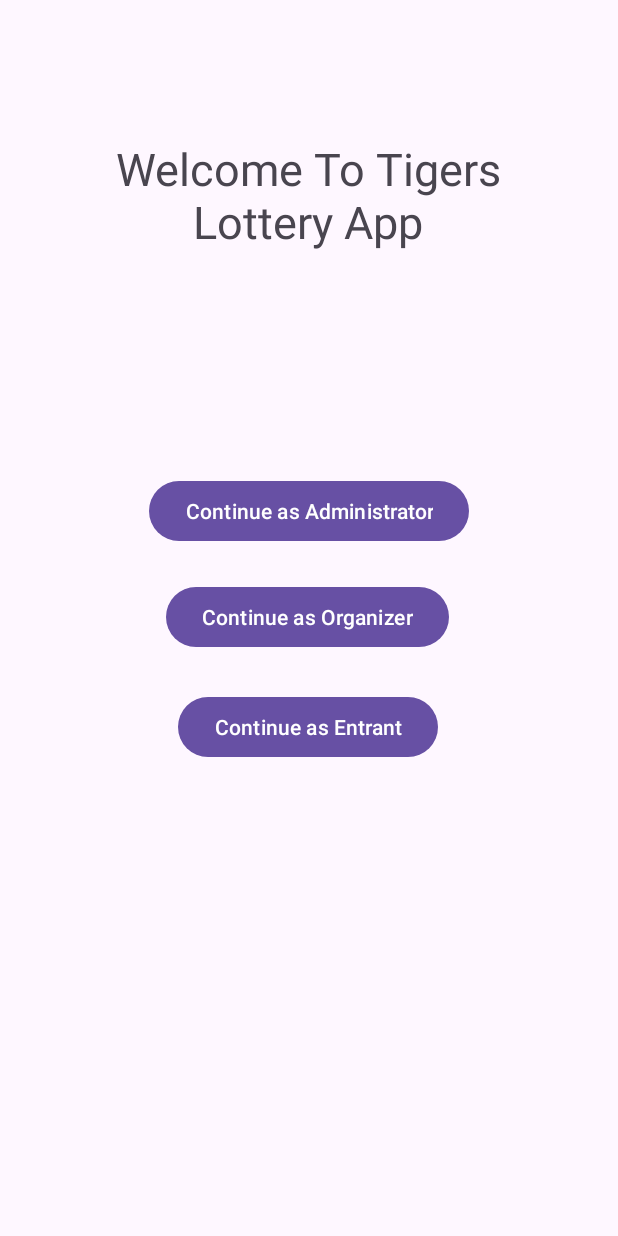
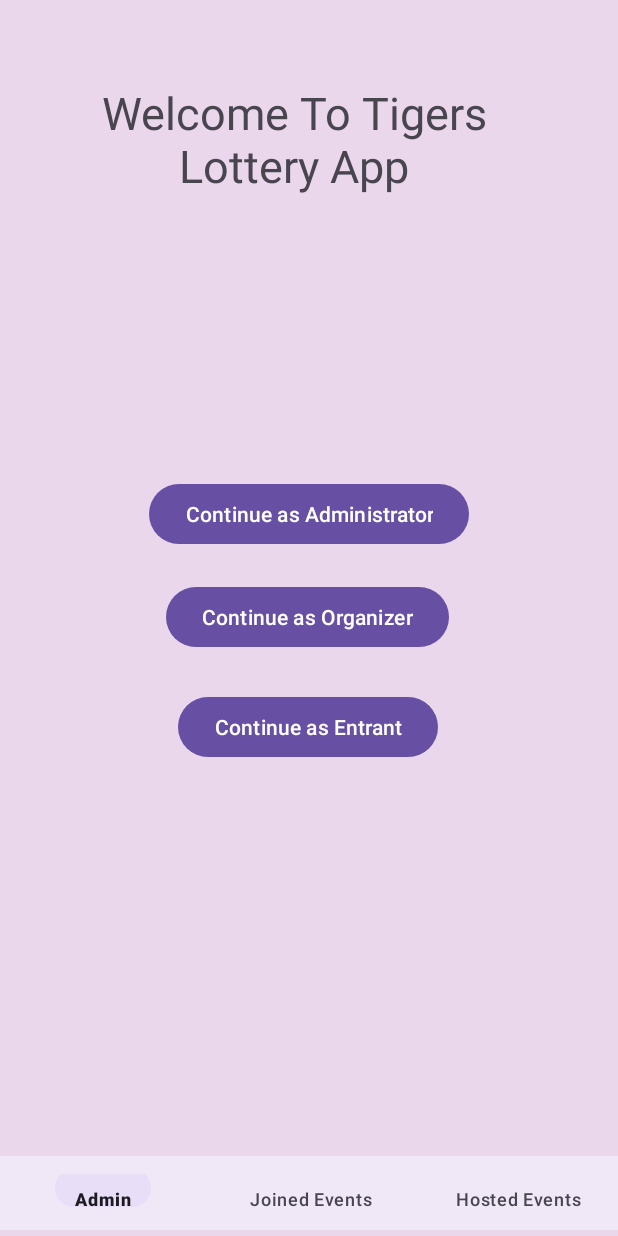
Before and after one commit to CMPUT301F24tigers/tigers-lottery, an Android app: the layout main_activity.xml on its own in the app's theme, with its tools: preview values and no code run, on a phone screen of 412 x 824 dp. Run offline under Robolectric (Android 15) with nearby library versions, the phone set to English and light mode, and no system bars.

Commit message:
added bottom nav

```diff
--- /dev/null
+++ b/tigers-lottery/app/src/main/res/layout/entrant_dashboard_fragment.xml
@@ -0,0 +1,6 @@
+<?xml version="1.0" encoding="utf-8"?>
+<androidx.constraintlayout.widget.ConstraintLayout xmlns:android="http://schemas.android.com/apk/res/android"
+    android:layout_width="match_parent"
+    android:layout_height="match_parent">
+
+</androidx.constraintlayout.widget.ConstraintLayout>
--- a/tigers-lottery/app/src/main/res/layout/main_activity.xml
+++ b/tigers-lottery/app/src/main/res/layout/main_activity.xml
@@ -3,7 +3,8 @@
     xmlns:app="http://schemas.android.com/apk/res-auto"
     xmlns:tools="http://schemas.android.com/tools"
     android:layout_width="match_parent"
-    android:layout_height="match_parent">
+    android:layout_height="match_parent"
+    android:background="#EAD7EC">
 
 
     <Button
@@ -15,7 +16,7 @@
         app:layout_constraintEnd_toEndOf="parent"
         app:layout_constraintStart_toStartOf="parent"
         app:layout_constraintTop_toTopOf="parent"
-        app:layout_constraintVertical_bias="0.408" />
+        app:layout_constraintVertical_bias="0.411" />
 
     <Button
         android:id="@+id/organizerSelectButton"
@@ -50,8 +51,19 @@
         android:textSize="30sp"
         app:layout_constraintBottom_toBottomOf="parent"
         app:layout_constraintEnd_toEndOf="parent"
-        app:layout_constraintHorizontal_bias="0.495"
+        app:layout_constraintHorizontal_bias="0.418"
         app:layout_constraintStart_toStartOf="parent"
         app:layout_constraintTop_toTopOf="parent"
-        app:layout_constraintVertical_bias="0.129" />
+        app:layout_constraintVertical_bias="0.077" />
+
+    <com.google.android.material.bottomnavigation.BottomNavigationView
+        android:id="@+id/nav_view"
+        android:layout_width="415dp"
+        android:layout_height="49dp"
+        android:layout_marginBottom="4dp"
+        android:background="?android:attr/windowBackground"
+        app:layout_constraintBottom_toBottomOf="parent"
+        app:layout_constraintLeft_toLeftOf="parent"
+        app:layout_constraintRight_toRightOf="parent"
+        app:menu="@menu/menu_bottom_navigation" />
 </androidx.constraintlayout.widget.ConstraintLayout>
--- /dev/null
+++ b/tigers-lottery/app/src/main/res/menu/menu_bottom_navigation.xml
@@ -0,0 +1,16 @@
+<?xml version="1.0" encoding="utf-8"?>
+<menu xmlns:android="http://schemas.android.com/apk/res/android">
+
+    <item
+        android:id="@+id/navigation_home"
+        android:title="Admin" />
+
+    <item
+        android:id="@+id/navigation_dashboard"
+        android:title="Joined Events" />
+
+    <item
+        android:id="@+id/navigation_notifications"
+        android:title="Hosted Events" />
+
+</menu>
--- a/tigers-lottery/app/src/main/res/menu/menu_main.xml
+++ /dev/null
@@ -1,4 +0,0 @@
-<menu xmlns:android="http://schemas.android.com/apk/res/android"
-    xmlns:app="http://schemas.android.com/apk/res-auto"
-    xmlns:tools="http://schemas.android.com/tools">
-</menu>
```
Also changed, not shown: tigers-lottery/app/src/main/AndroidManifest.xml (+9 -8 lines), tigers-lottery/app/src/main/res/layout/entrant_activity.xml (+11 -1 lines).
